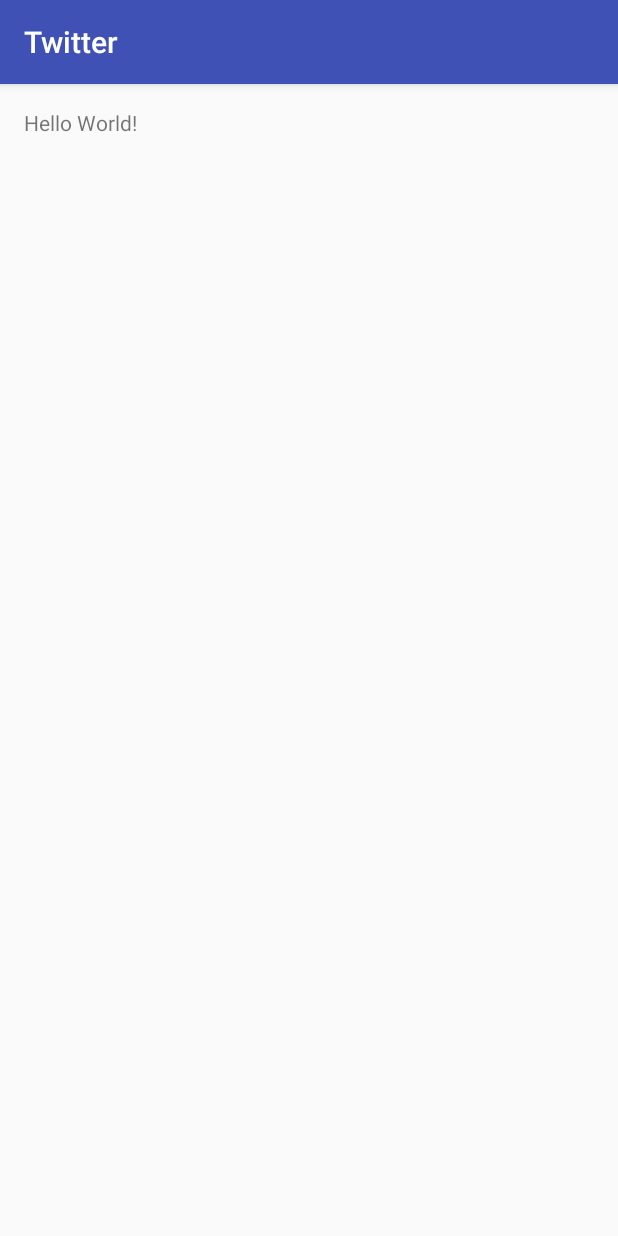
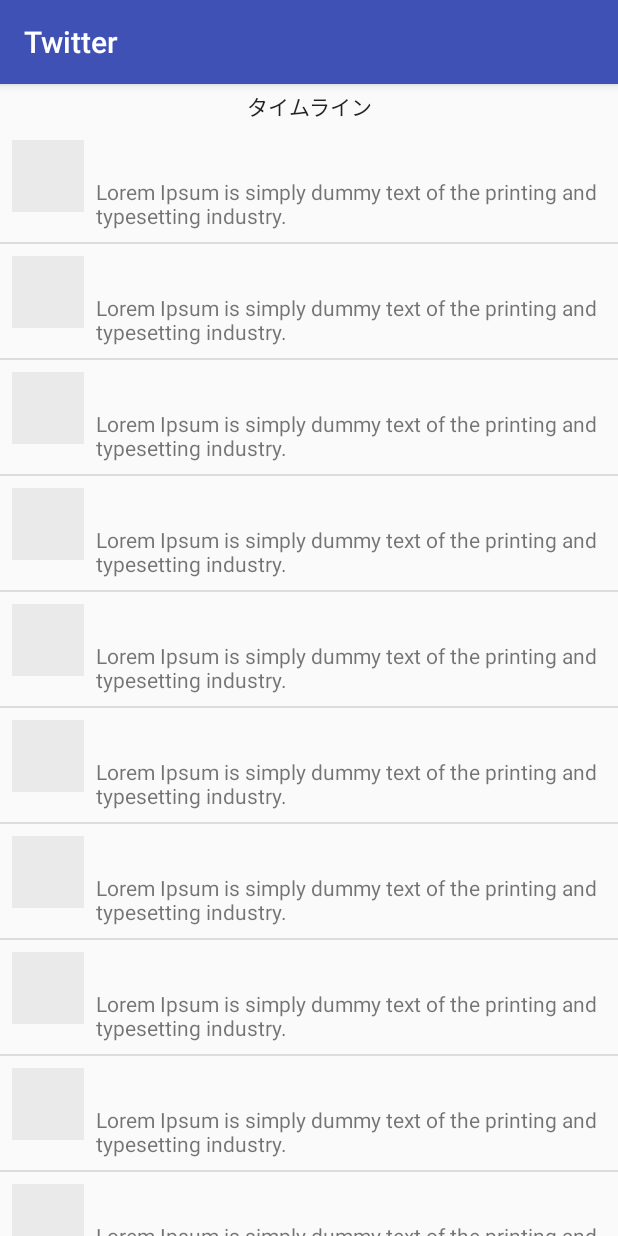
Before and after one commit to zaki50/Realm-Hands-On2_android, an Android app: the screen it shows after launch (MainActivity), on a phone screen of 412 x 824 dp. Run offline under Robolectric (Android 15) with nearby library versions, the phone set to English and light mode, and no system bars.

Commit message:
「タイムライン表示の作成」完了状態

```diff
--- a/app/src/main/java/io/realm/handson2/twitter/MainActivity.java
+++ b/app/src/main/java/io/realm/handson2/twitter/MainActivity.java
@@ -1,5 +1,9 @@
 package io.realm.handson2.twitter;
 
+import android.support.v4.app.Fragment;
+import android.support.v4.app.FragmentManager;
+import android.support.v4.app.FragmentStatePagerAdapter;
+import android.support.v4.view.ViewPager;
 import android.support.v7.app.AppCompatActivity;
 import android.os.Bundle;
 
@@ -9,5 +13,41 @@ public class MainActivity extends AppCompatActivity {
     protected void onCreate(Bundle savedInstanceState) {
         super.onCreate(savedInstanceState);
         setContentView(R.layout.activity_main);
+
+        final ViewPager pager = (ViewPager) findViewById(R.id.pager);
+        //noinspection ConstantConditions
+        pager.setAdapter(new MainPagerAdapter(getSupportFragmentManager()));
+    }
+
+    private static final class MainPagerAdapter extends FragmentStatePagerAdapter {
+
+        public MainPagerAdapter(FragmentManager fm) {
+            super(fm);
+        }
+
+        @Override
+        public int getCount() {
+            return 1;
+        }
+
+        @Override
+        public CharSequence getPageTitle(int position) {
+            switch (position) {
+                case 0:
+                    return "タイムライン";
+                default:
+                    throw new RuntimeException("unexpected position: " + position);
+            }
+        }
+
+        @Override
+        public Fragment getItem(int position) {
+            switch (position) {
+                case 0:
+                    return new TimelineFragment();
+                default:
+                    throw new RuntimeException("unexpected position: " + position);
+            }
+        }
     }
 }
--- /dev/null
+++ b/app/src/main/java/io/realm/handson2/twitter/TimelineFragment.java
@@ -0,0 +1,45 @@
+package io.realm.handson2.twitter;
+
+import android.os.Bundle;
+import android.support.annotation.Nullable;
+import android.support.v4.app.ListFragment;
+import android.widget.ArrayAdapter;
+import android.widget.ListAdapter;
+
+import java.util.Arrays;
+
+public class TimelineFragment extends ListFragment {
+
+    @Override
+    public void onCreate(@Nullable Bundle savedInstanceState) {
+        super.onCreate(savedInstanceState);
+
+        final ListAdapter adapter = new ArrayAdapter<String>(getContext(),
+                R.layout.listitem_tweet,
+                R.id.text,
+                Arrays.asList(
+                        "Lorem Ipsum is simply dummy text of the printing and typesetting industry.",
+                        "Lorem Ipsum is simply dummy text of the printing and typesetting industry.",
+                        "Lorem Ipsum is simply dummy text of the printing and typesetting industry.",
+                        "Lorem Ipsum is simply dummy text of the printing and typesetting industry.",
+                        "Lorem Ipsum is simply dummy text of the printing and typesetting industry.",
+                        "Lorem Ipsum is simply dummy text of the printing and typesetting industry.",
+                        "Lorem Ipsum is simply dummy text of the printing and typesetting industry.",
+                        "Lorem Ipsum is simply dummy text of the printing and typesetting industry.",
+                        "Lorem Ipsum is simply dummy text of the printing and typesetting industry.",
+                        "Lorem Ipsum is simply dummy text of the printing and typesetting industry.",
+                        "Lorem Ipsum is simply dummy text of the printing and typesetting industry.",
+                        "Lorem Ipsum is simply dummy text of the printing and typesetting industry.",
+                        "Lorem Ipsum is simply dummy text of the printing and typesetting industry.",
+                        "Lorem Ipsum is simply dummy text of the printing and typesetting industry.",
+                        "Lorem Ipsum is simply dummy text of the printing and typesetting industry.",
+                        "Lorem Ipsum is simply dummy text of the printing and typesetting industry.",
+                        "Lorem Ipsum is simply dummy text of the printing and typesetting industry.",
+                        "Lorem Ipsum is simply dummy text of the printing and typesetting industry.",
+                        "Lorem Ipsum is simply dummy text of the printing and typesetting industry.",
+                        "Lorem Ipsum is simply dummy text of the printing and typesetting industry."
+                ));
+
+        setListAdapter(adapter);
+    }
+}
--- a/app/src/main/res/layout/activity_main.xml
+++ b/app/src/main/res/layout/activity_main.xml
@@ -1,17 +1,18 @@
 <?xml version="1.0" encoding="utf-8"?>
-<RelativeLayout
+<android.support.v4.view.ViewPager
+    android:id="@+id/pager"
     xmlns:android="http://schemas.android.com/apk/res/android"
     xmlns:tools="http://schemas.android.com/tools"
     android:layout_width="match_parent"
     android:layout_height="match_parent"
-    android:paddingBottom="@dimen/activity_vertical_margin"
-    android:paddingLeft="@dimen/activity_horizontal_margin"
-    android:paddingRight="@dimen/activity_horizontal_margin"
-    android:paddingTop="@dimen/activity_vertical_margin"
     tools:context="io.realm.handson2.twitter.MainActivity">
 
-    <TextView
-        android:layout_width="wrap_content"
+    <android.support.v4.view.PagerTitleStrip
+        android:id="@+id/pager_title_strip"
+        android:layout_width="match_parent"
         android:layout_height="wrap_content"
-        android:text="Hello World!"/>
-</RelativeLayout>
+        android:layout_gravity="top"
+        android:paddingBottom="4dp"
+        android:paddingTop="4dp"/>
+
+</android.support.v4.view.ViewPager>
--- /dev/null
+++ b/app/src/main/res/layout/listitem_tweet.xml
@@ -0,0 +1,44 @@
+<?xml version="1.0" encoding="utf-8"?>
+<RelativeLayout xmlns:android="http://schemas.android.com/apk/res/android"
+                xmlns:tools="http://schemas.android.com/tools"
+                android:layout_width="match_parent"
+                android:layout_height="wrap_content"
+                android:orientation="vertical"
+                android:padding="8dp">
+
+    <ImageView
+        android:id="@+id/image"
+        android:layout_width="48dp"
+        android:layout_height="48dp"
+        android:layout_alignParentLeft="true"
+        android:layout_alignParentStart="true"
+        android:layout_alignParentTop="true"
+        android:background="#10000000"
+        tools:ignore="ContentDescription"/>
+
+    <TextView
+        android:id="@+id/screen_name"
+        android:layout_width="match_parent"
+        android:layout_height="wrap_content"
+        android:layout_alignParentEnd="true"
+        android:layout_alignParentRight="true"
+        android:layout_marginLeft="8dp"
+        android:layout_marginStart="8dp"
+        android:layout_toEndOf="@id/image"
+        android:layout_toRightOf="@id/image"
+        android:textAppearance="?android:attr/textAppearanceMedium"
+        tools:text="screen name"/>
+
+    <TextView
+        android:id="@+id/text"
+        android:layout_width="match_parent"
+        android:layout_height="wrap_content"
+        android:layout_alignLeft="@id/screen_name"
+        android:layout_alignParentEnd="true"
+        android:layout_alignParentRight="true"
+        android:layout_alignStart="@id/screen_name"
+        android:layout_below="@id/screen_name"
+        android:textAppearance="?android:attr/textAppearanceSmall"
+        tools:text="Lorem Ipsum is simply dummy text of the printing and typesetting industry."/>
+
+</RelativeLayout>
```
